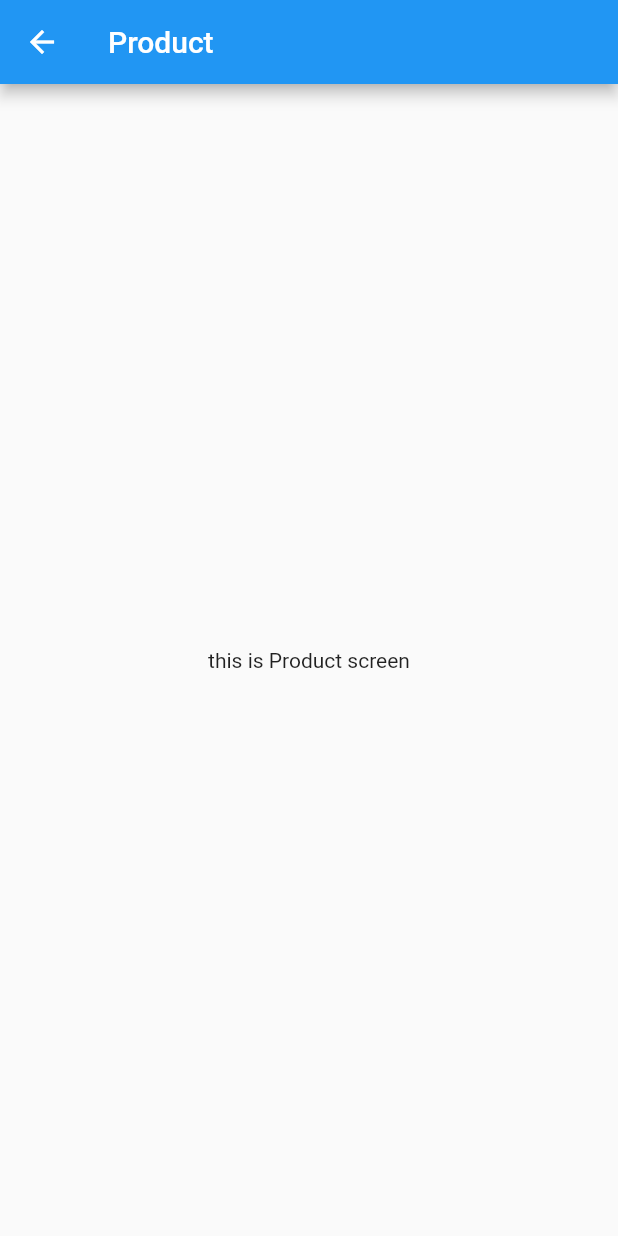
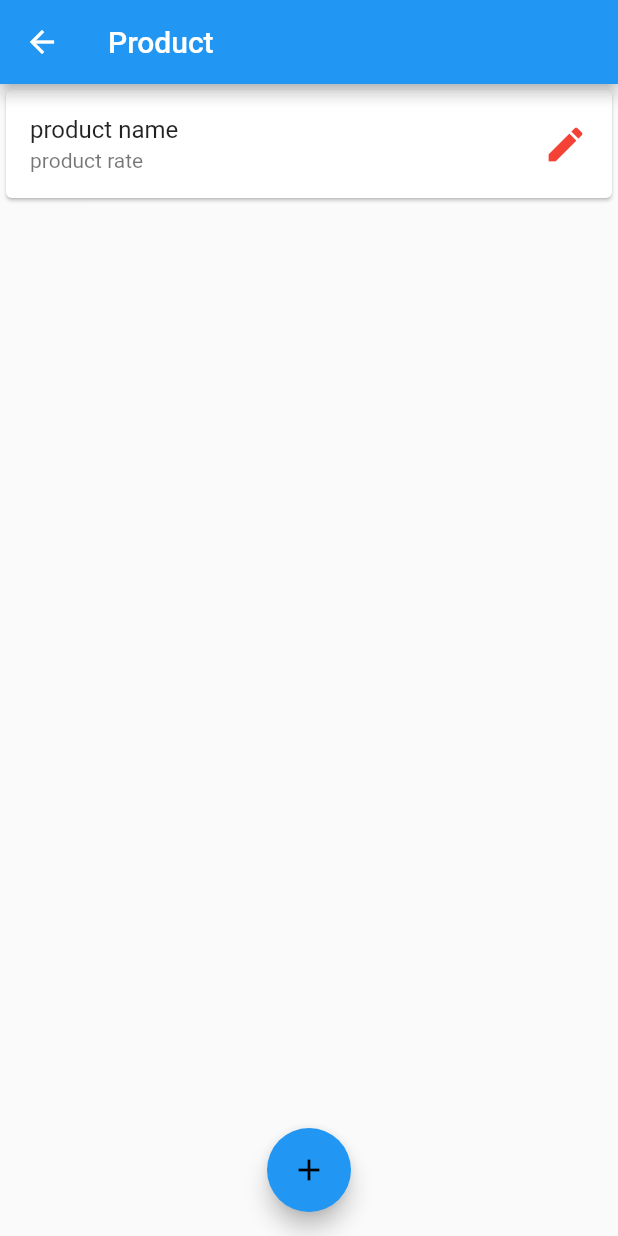
Before and after one commit to MaulikAvaiya/saleasy, a Flutter app: the screen it shows after launch, after a tap on "Product", on a phone screen of 412 x 824 dp. Run offline on Flutter 3.47's test engine with Material 2 defaults, Android fonts, the phone set to English and light mode, and no system bars.

Commit message:
work on gridview and product screen

```diff
--- a/lib/main.dart
+++ b/lib/main.dart
@@ -24,7 +24,8 @@ class MyApp extends StatelessWidget {
       title: 'SalEasy',
       theme: ThemeData(
         accentColor: Colors.amber,
-        primaryColor: Colors.indigo,
+       primaryColor: Colors.tealAccent[400],
+
       ),
       home:HomeScreen(),
       routes: {
--- a/lib/screens/Product_screen.dart
+++ b/lib/screens/Product_screen.dart
@@ -1,7 +1,7 @@
 import 'package:flutter/material.dart';
 
 class ProductScreen extends StatelessWidget {
-  static const routeName='/Product-screen';
+  static const routeName = '/Product-screen';
   const ProductScreen({Key? key}) : super(key: key);
 
   @override
@@ -10,8 +10,68 @@ class ProductScreen extends StatelessWidget {
       appBar: AppBar(
         title: Text('Product'),
       ),
-      body: Center(
-        child: Text('this is Product screen'),
+      body: Dismissible(
+      background: Container(
+        color: Theme.of(context).errorColor,
+        child: Icon(
+          Icons.delete,
+          color: Colors.white,
+          size: 40,
+        ),
+        alignment: Alignment.centerRight,
+        padding: EdgeInsets.only(right: 20),
+        margin: EdgeInsets.symmetric(
+          horizontal: 15,
+          vertical: 4,
+        ),
+      ),
+      direction: DismissDirection.endToStart,
+      confirmDismiss: (direction) {
+        return showDialog(
+          context: context,
+          builder: (ctx) => AlertDialog(
+                title: Text('Are you sure?'),
+                content: Text(
+                  'Do you want to remove the item from the cart?',
+                ),
+                actions: <Widget>[
+                  FlatButton(
+                    child: Text('No'),
+                    onPressed: () {
+                      Navigator.of(ctx).pop(false);
+                    },
+                  ),
+                  FlatButton(
+                    child: Text('Yes'),
+                    onPressed: () {
+                      Navigator.of(ctx).pop(true);
+                    },
+                  ),
+                ],
+              ),
+        );
+      },
+        key: ValueKey(null),
+        child: Card(
+          child: ListTile(
+            title: Text('product name'),
+            subtitle: Text('product rate'),
+            trailing: InkWell(
+              child: Icon(
+                Icons.edit,
+                color: Colors.red,
+                size: 30,
+              ),
+              onTap: () {},
+            ),
+          ),
+        ),
+      ),
+      floatingActionButtonLocation: FloatingActionButtonLocation.centerFloat,
+      floatingActionButton: FloatingActionButton(
+        onPressed: () {},
+        backgroundColor: Colors.blue,
+        child: Icon(Icons.add),
       ),
     );
   }
--- a/lib/screens/home_screen.dart
+++ b/lib/screens/home_screen.dart
@@ -1,4 +1,5 @@
 import 'package:flutter/material.dart';
+import 'package:flutter/services.dart';
 
 import 'Product_screen.dart';
 import 'company_lead_screen.dart';
@@ -42,9 +43,22 @@ class _HomeScreenState extends State<HomeScreen> {
   Widget build(BuildContext context) {
     return Scaffold(
       appBar: AppBar(
-        title: Text("Flutter GridView"),
+        backgroundColor: Theme.of(context).primaryColor,
+        title: Padding(
+          padding: const EdgeInsets.all(8.0),
+          child: Text('SalEasy',style: TextStyle(color:Colors.white,fontSize: 35),),
         ),
-      body: GridView.custom(
+      ),
+      body: Center(
+        child: SizedBox(
+          width: 400,
+          height: 600,
+          child: Card(
+            shape: RoundedRectangleBorder(borderRadius: BorderRadius.circular(50)),
+            color: Colors.teal[100],
+            child: Padding(
+              padding:  EdgeInsets.only(top: 18),
+              child: GridView.custom(
                 gridDelegate: SliverGridDelegateWithFixedCrossAxisCount(
                   crossAxisCount: 2,
                   childAspectRatio: 3/2,
@@ -75,7 +89,10 @@ class _HomeScreenState extends State<HomeScreen> {
                     },
                     child: Column(
                         children: [
-                  Card( child:
+                          Card(
+                            color: Colors.tealAccent[400],
+                            elevation: 10,
+                             child:
                             Image.asset(images[index], fit: BoxFit.cover,height: 80,width: 80,),
                           ),
                           Text(title[index]),
@@ -88,6 +105,10 @@ class _HomeScreenState extends State<HomeScreen> {
                 ),
                 padding: EdgeInsets.all(10),
                 shrinkWrap: true,
+              ),
+            ),
+          ),
+        ),
       )
     );
   }
```
Lines whose indentation alone changed are shown as unchanged.
